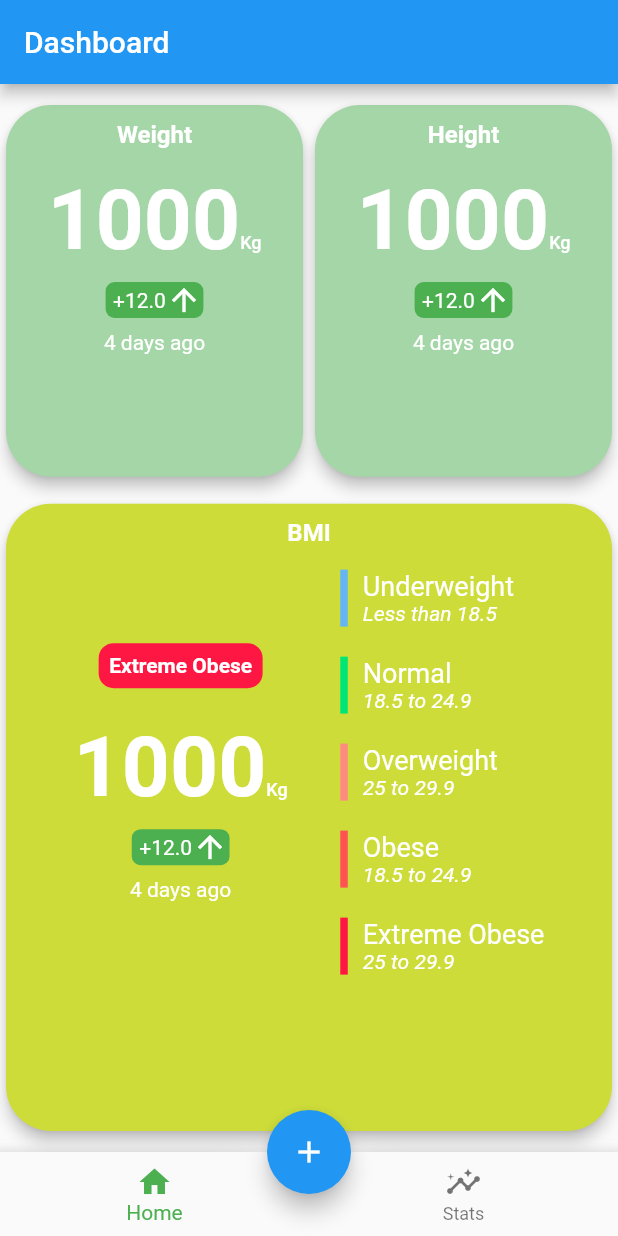
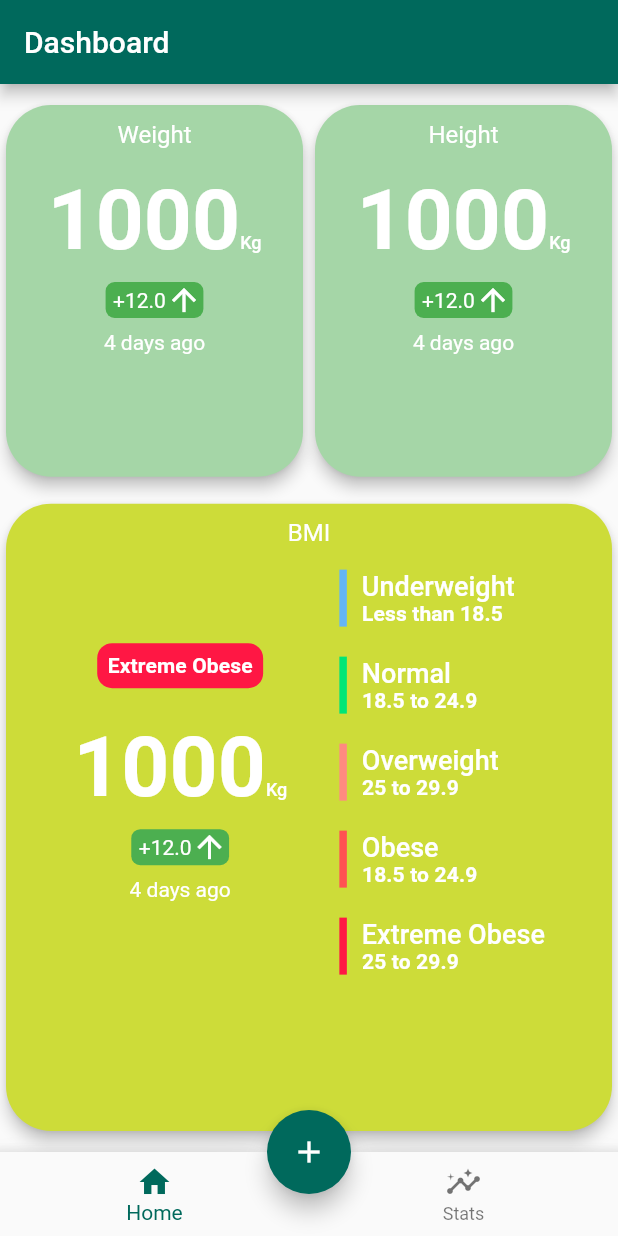
Before and after one commit to v4mpc/andromeda, a Flutter app: the screen it shows after launch, on a phone screen of 412 x 824 dp. Run offline on Flutter 3.47's test engine with Material 2 defaults, Android fonts, the phone set to English and light mode, and no system bars.

Commit message:
added light theme

```diff
--- a/lib/main.dart
+++ b/lib/main.dart
@@ -2,6 +2,7 @@ import 'package:andromeda/views/componets/metrics_container.dart';
 import 'package:flutter/material.dart';
 import 'views/componets/all_componets.dart';
 import 'views/home_page.dart';
+import 'theme/custom_theme.dart';
 
 void main() {
   runApp(const MyApp());
@@ -15,22 +16,7 @@ class MyApp extends StatelessWidget {
   Widget build(BuildContext context) {
     return MaterialApp(
       title: 'Flutter Demo',
-      theme: ThemeData(
-        textTheme: Theme.of(context).textTheme.apply(
-              bodyColor: Colors.white,
-              displayColor: Colors.white,
-            ),
-        // This is the theme of your application.
-        //
-        // Try running your application with "flutter run". You'll see the
-        // application has a blue toolbar. Then, without quitting the app, try
-        // changing the primarySwatch below to Colors.green and then invoke
-        // "hot reload" (press "r" in the console where you ran "flutter run",
-        // or simply save your changes to "hot reload" in a Flutter IDE).
-        // Notice that the counter didn't reset back to zero; the application
-        // is not restarted.
-        primarySwatch: Colors.blue,
-      ),
+      theme: CustomTheme.lightTheme,
       home: const MyHomePage(title: 'Flutter Demo Home Page'),
     );
   }
@@ -73,13 +59,14 @@ class _MyHomePageState extends State<MyHomePage> {
     return SafeArea(
       child: Scaffold(
         appBar: AppBar(
-          title: const Text('Dashboard'),
+          backgroundColor: Theme.of(context).primaryColor,
+          title: Text('Dashboard'),
         ),
         body: HomePage(),
         bottomNavigationBar: BottomAppBar(
           shape: const CircularNotchedRectangle(),
           child: BottomNavigationBar(
-            selectedItemColor: Colors.green,
+            selectedItemColor: Theme.of(context).primaryColor,
             items: const <BottomNavigationBarItem>[
               BottomNavigationBarItem(
                 icon: Icon(Icons.home),
@@ -93,6 +80,7 @@ class _MyHomePageState extends State<MyHomePage> {
           ),
         ),
         floatingActionButton: FloatingActionButton(
+          backgroundColor: Theme.of(context).primaryColor,
           onPressed: _incrementCounter,
           tooltip: 'Increment',
           child: const Icon(Icons.add),
--- /dev/null
+++ b/lib/theme/custom_theme.dart
@@ -0,0 +1,54 @@
+import 'package:flutter/material.dart';
+
+class CustomTheme {
+  static final ThemeData baseLight = ThemeData.light();
+  static final ThemeData baseDark = ThemeData.dark();
+  static const Color primaryColor = Color(0xff00695C);
+
+  static ThemeData get lightTheme {
+    return ThemeData.light().copyWith(
+      primaryColor: primaryColor,
+      textTheme: baseLight.textTheme.copyWith(
+        headline2: baseLight.textTheme.headline2!.copyWith(
+          fontWeight: FontWeight.bold,
+          color: Colors.white,
+        ),
+        subtitle1: baseLight.textTheme.subtitle1!.copyWith(
+          color: Colors.white,
+
+        ),
+        subtitle2: baseLight.textTheme.subtitle2!.copyWith(
+          fontWeight: FontWeight.bold,
+          color: Colors.white,
+          // fontStyle: FontStyle.italic,
+        ),
+        bodyText1: baseLight.textTheme.bodyText1!.copyWith(
+          color: Colors.white,
+          fontSize: 18,
+        ),
+        caption: baseLight.textTheme.caption!.copyWith(
+            fontWeight: FontWeight.w500,
+          color: Colors.white
+
+        )
+      )
+    );
+  }
+}
+
+// ThemeData(
+// textTheme: Theme.of(context).textTheme.apply(
+// bodyColor: Colors.white,
+// displayColor: Colors.white,
+// ),
+// // This is the theme of your application.
+// //
+// // Try running your application with "flutter run". You'll see the
+// // application has a blue toolbar. Then, without quitting the app, try
+// // changing the primarySwatch below to Colors.green and then invoke
+// // "hot reload" (press "r" in the console where you ran "flutter run",
+// // or simply save your changes to "hot reload" in a Flutter IDE).
+// // Notice that the counter didn't reset back to zero; the application
+// // is not restarted.
+// primarySwatch: Colors.blue,
+// ),
--- a/lib/views/componets/andromeda_card.dart
+++ b/lib/views/componets/andromeda_card.dart
@@ -24,7 +24,7 @@ class AndromedaCard extends StatelessWidget {
           children:  [
             Text(
               title,
-              style: TextStyle(fontWeight: FontWeight.bold,fontSize: Theme.of(context).textTheme.subtitle1!.fontSize),
+              style: Theme.of(context).textTheme.subtitle1,
             ),
             const SizedBox(
               height: 15,
--- a/lib/views/componets/bmi_card.dart
+++ b/lib/views/componets/bmi_card.dart
@@ -95,11 +95,11 @@ class BmiCard extends StatelessWidget {
                 children: [
                   Text(
                     title,
-                    style: TextStyle(fontSize: 18),
+                    style: Theme.of(context).textTheme.bodyText1,
                   ),
                   Text(
                     subtitle,
-                    style: TextStyle(fontStyle: FontStyle.italic),
+                    style: Theme.of(context).textTheme.subtitle2,
                   ),
                 ],
               )
--- a/lib/views/componets/bmi_label.dart
+++ b/lib/views/componets/bmi_label.dart
@@ -18,7 +18,7 @@ class BmiLabel extends StatelessWidget {
         padding: const EdgeInsets.all(7),
         child: Text(
           text,
-          style: const TextStyle(fontWeight: FontWeight.bold),
+          style: Theme.of(context).textTheme.subtitle2,
         ),
       ),
     );
--- a/lib/views/componets/metrics_container.dart
+++ b/lib/views/componets/metrics_container.dart
@@ -13,13 +13,11 @@ class MetricsContainer extends StatelessWidget {
         RichText(
           text: TextSpan(
               text: '1000',
-              style: TextStyle(
-                  fontWeight: FontWeight.bold,
-                  fontSize: Theme.of(context).textTheme.headline2!.fontSize),
+              style: Theme.of(context).textTheme.headline2,
               children:[
                 TextSpan(
                     text: 'Kg',
-                    style: TextStyle(fontWeight: FontWeight.w500,fontSize: Theme.of(context).textTheme.caption!.fontSize)
+                    style: Theme.of(context).textTheme.caption
                 )
               ]
           ),
@@ -28,7 +26,7 @@ class MetricsContainer extends StatelessWidget {
           padding: const EdgeInsets.all(8.0),
           child: MobilityIndicator(number: 12),
         ),
-        Text('4 days ago')
+        Text('4 days ago',style: TextStyle(color:Theme.of(context).textTheme.caption!.color),)
       ],
     );
   }
--- a/lib/views/componets/mobility_indicator.dart
+++ b/lib/views/componets/mobility_indicator.dart
@@ -23,16 +23,16 @@ class MobilityIndicator extends StatelessWidget {
                 Text(
                   number < 0
                       ? '-${number.toString()}'
-                      : '+${number.toString()}',
+                      : '+${number.toString()}',style: TextStyle(color:Theme.of(context).textTheme.caption!.color ),
                 ),
                 number < 0
                     ? Icon(
                         Icons.arrow_downward,
-                        color: Theme.of(context).textTheme.bodyText1!.color,
+                        color: Theme.of(context).textTheme.caption!.color,
                       )
                     : Icon(
                         Icons.arrow_upward,
-                        color: Theme.of(context).textTheme.bodyText1!.color,
+                        color: Theme.of(context).textTheme.caption!.color,
                       ),
               ],
             ),
```
Also changed, not shown: lib/views/measurement_input_page.dart (added), lib/views/settings_page.dart (added), lib/views/stats_page.dart (added), 1 other file.
